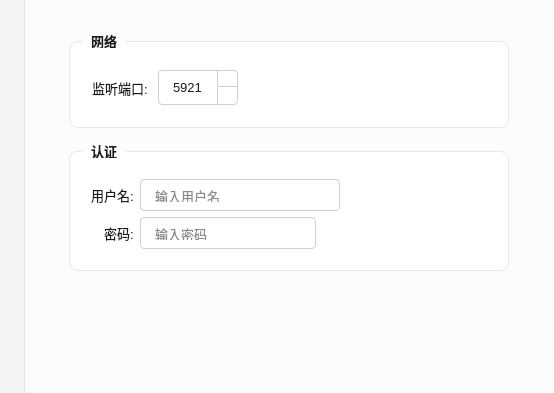
The window that src/ui/settingsdialog.ui (JiaYongChen/CrossRemoteDesktop) describes before a commit, drawn with Qt 5; both pictures show x 146 to 700 and y 0 to 393 of the 700 by 500 pixel window.
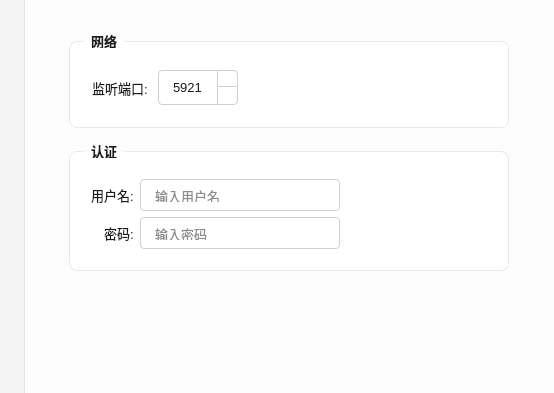
The same window after the commit. The open tabs and pages were chosen to show the change. Icons and pictures are not drawn.

Commit message: refactor: SettingsDialog 密码框改用 addAction 替代独立按钮

```diff
--- a/src/ui/settingsdialog.ui
+++ b/src/ui/settingsdialog.ui
@@ -311,22 +311,6 @@
     border-color: #bcbcbc;
 }
 
-/* --- 密码切换按钮 --- */
-QPushButton#togglePasswordBtn {
-    background-color: transparent;
-    border: none;
-    width: 14px;
-    height: 14px;
-    min-width: 14px;
-    max-width: 14px;
-    min-height: 14px;
-    max-height: 14px;
-    padding: 0;
-}
-
-QPushButton#togglePasswordBtn:hover {
-    background-color: transparent;
-}
 
 /* --- 多行文本框（日志规则） --- */
 QTextEdit#logRulesTextEdit {
@@ -706,14 +690,12 @@
                  </widget>
                 </item>
                 <item row="1" column="1">
-                 <layout class="QHBoxLayout" name="passwordLayout">
-                  <item>
                    <widget class="QLineEdit" name="passwordEdit">
                     <property name="minimumSize">
                      <size><width>0</width><height>32</height></size>
                     </property>
                     <property name="maximumSize">
-                     <size><width>176</width><height>32</height></size>
+                   <size><width>200</width><height>32</height></size>
                     </property>
                     <property name="echoMode">
                      <enum>QLineEdit::Password</enum>
@@ -722,37 +704,6 @@
                      <string>输入密码</string>
                     </property>
                    </widget>
-                  </item>
-                  <item>
-                   <spacer name="passwordSpacing">
-                    <property name="orientation">
-                     <enum>Qt::Horizontal</enum>
-                    </property>
-                    <property name="sizeType">
-                     <enum>QSizePolicy::Fixed</enum>
-                    </property>
-                    <property name="sizeHint" stdset="0">
-                     <size>
-                      <width>0</width>
-                      <height>0</height>
-                     </size>
-                    </property>
-                   </spacer>
-                  </item>
-                  <item>
-                   <widget class="QPushButton" name="togglePasswordBtn">
-                    <property name="toolTip">
-                     <string>显示/隐藏密码</string>
-                    </property>
-                    <property name="sizePolicy">
-                     <sizepolicy hsizetype="Fixed" vsizetype="Fixed">
-                      <horstretch>0</horstretch>
-                      <verstretch>0</verstretch>
-                     </sizepolicy>
-                    </property>
-                   </widget>
-                  </item>
-                 </layout>
                 </item>
                </layout>
               </widget>
```
Lines whose indentation alone changed are shown as unchanged.
